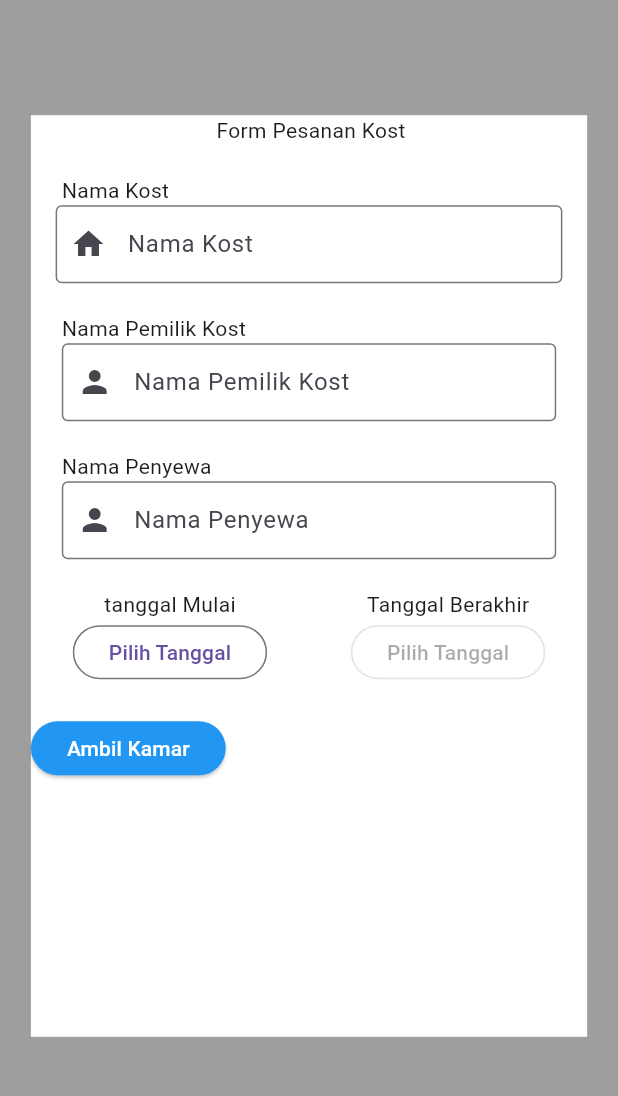
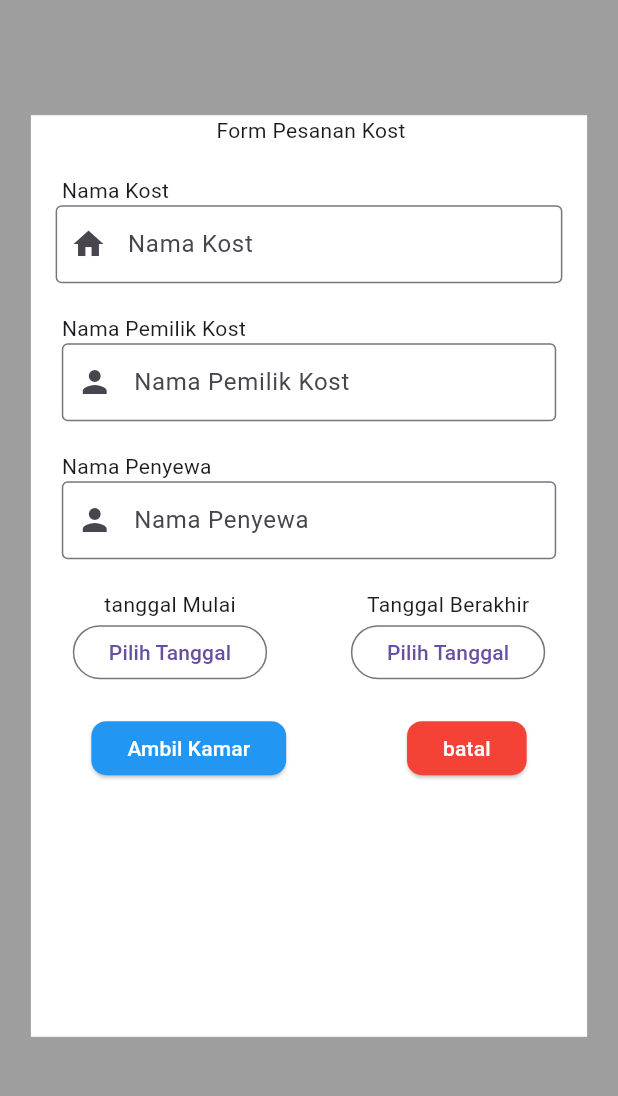
Before and after one commit to HANNN-YOLO/cari-kost, a Flutter app: the pesankamar screen opened by its route, on a phone screen of 412 x 824 dp, the part 84-1180 px from its top. Run offline on Flutter 3.47's test engine with Material 3 defaults, Android fonts, the light colour scheme and no system bars; our stand-ins replace faker, font_awesome_flutter; missing offline and left inert: dart:ffi.

Commit message:
DONE tampilan form pengmabilan kamar kost

```diff
--- a/lib/screen/Dashboard/Pelanggang/Dashboard-PesanKamar.dart
+++ b/lib/screen/Dashboard/Pelanggang/Dashboard-PesanKamar.dart
@@ -195,7 +195,7 @@
                                     context: context,
                                     firstDate: DateTime(1),
                                     lastDate: DateTime(3000),
-                                    )
+                                  );
                                 },
                                 child: Text("Pilih Tanggal"),
                               ),
@@ -206,23 +206,41 @@
                     ],
                   ),
                 ),
-                SizedBox(height: 20,),
+                SizedBox(
+                  height: 20,
+                ),
                 Container(
                   child: Row(
+                    mainAxisAlignment: MainAxisAlignment.spaceAround,
                     children: [
                       Container(
                         child: ElevatedButton(
                           style: ElevatedButton.styleFrom(
-                            backgroundColor: Colors.blue
-                          ),
-                          onPressed: (){},
+                              backgroundColor: Colors.blue,
+                              shape: RoundedRectangleBorder(
+                                  borderRadius: BorderRadius.circular(10)
+                                  )
+                                ),
+                          onPressed: () {},
                           child: Text(
                             "Ambil Kamar",
-                            style: TextStyle(
-                              color: Colors.white
-                            ),
+                            style: TextStyle(color: Colors.white),
                           ),
                         ),
+                      ),
+                      Container(
+                        child: ElevatedButton(
+                            style: ElevatedButton.styleFrom(
+                                backgroundColor: Colors.red,
+                                shape: RoundedRectangleBorder(
+                                  borderRadius: BorderRadius.circular(10)
+                                )
+                              ),
+                            onPressed: () {},
+                            child: Text(
+                              "batal",
+                              style: TextStyle(color: Colors.white),
+                            )),
                       )
                     ],
                   ),
```
